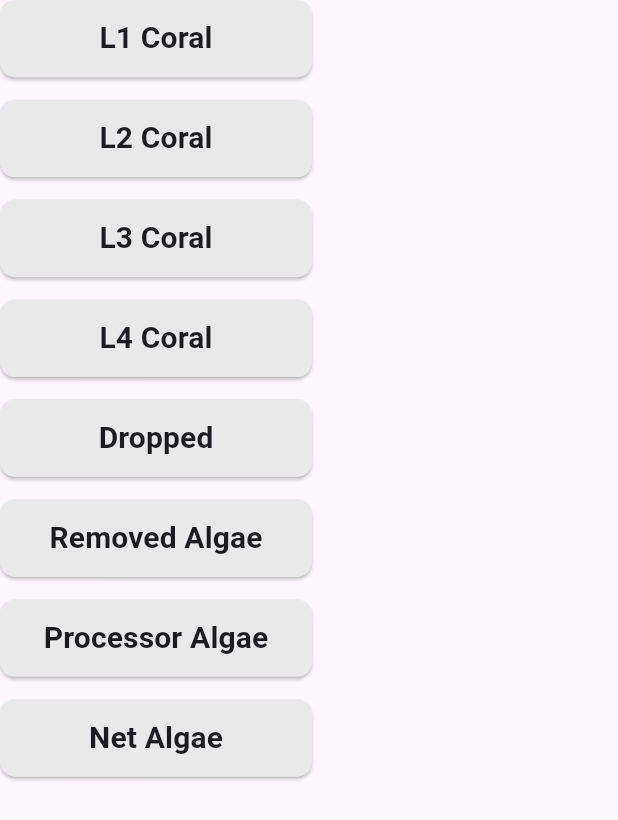
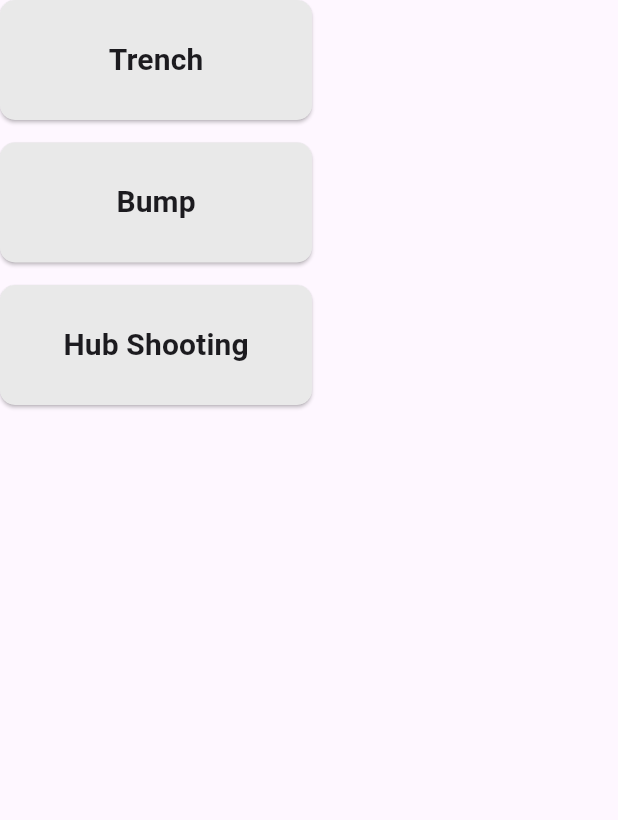
Before and after one commit to team3082/CluckScout, a Flutter app: the GameActionsSidebar widget shown alone on an empty page, opened directly with empty values, on a phone screen of 412 x 824 dp. Shown: the top 820 px of the screen. Run offline on Flutter 3.47's test engine with Material 3 defaults, Android fonts, the phone set to English and light mode, and no system bars; our stand-ins replace shared_preferences, sqflite; missing offline and left inert: dart:ffi; accounts and stored records are empty.

Commit message:
Update game_actions_sidebar.dart

```diff
--- a/lib/screens/scouting_screen/match_screen/widgets/game_actions_sidebar.dart
+++ b/lib/screens/scouting_screen/match_screen/widgets/game_actions_sidebar.dart
@@ -1,5 +1,5 @@
 import 'package:flutter/material.dart';
-import 'package:flutter/services.dart';
+//import 'package:flutter/services.dart';
 import 'package:cluck_scout/model/enums.dart';
 
 class GameActionsSidebar extends StatelessWidget {
@@ -14,56 +14,33 @@ class GameActionsSidebar extends StatelessWidget {
   Widget build(BuildContext context) {
     return Column(
       children: [
+        /*GameActionButton(
+          actionText: "Lvl. 1 Climb",
+          addGameAction: () => addGameAction(ActionType.L1),
+        ),
+        const SizedBox(
+          height: 15,
+        ),*/
         GameActionButton(
-          actionText: "L1 Coral",
-          addGameAction: () => addGameAction(ActionType.coralL1),
+          actionText: "Trench",
+          addGameAction: () => addGameAction(ActionType.Trench),
         ),
         const SizedBox(
           height: 15,
         ),
         GameActionButton(
-          actionText: "L2 Coral",
-          addGameAction: () => addGameAction(ActionType.coralL2),
+          actionText: "Bump",
+          addGameAction: () => addGameAction(ActionType.Bump),
         ),
         const SizedBox(
           height: 15,
         ),
         GameActionButton(
-          actionText: "L3 Coral",
-          addGameAction: () => addGameAction(ActionType.coralL3),
+          actionText: "Hub Shooting",
+          addGameAction: () => addGameAction(ActionType.Hub),
         ),
         const SizedBox(
           height: 15,
-        ),
-        GameActionButton(
-          actionText: "L4 Coral",
-          addGameAction: () => addGameAction(ActionType.coralL4),
-        ),
-        const SizedBox(
-          height: 15,
-        ),
-        GameActionButton(
-          actionText: "Dropped",
-          addGameAction: () => addGameAction(ActionType.dropped),
-        ),
-        const SizedBox(height: 15),
-        GameActionButton(
-          actionText: "Removed Algae",
-          addGameAction: () => addGameAction(ActionType.removeAlgae),
-        ),
-        const SizedBox(
-          height: 15,
-        ),
-        GameActionButton(
-          actionText: "Processor Algae",
-          addGameAction: () => addGameAction(ActionType.processorAlgae),
-        ),
-        const SizedBox(
-          height: 15,
-        ),
-        GameActionButton(
-          actionText: "Net Algae",
-          addGameAction: () => addGameAction(ActionType.netAlgae),
         ),
       ],
     );
@@ -93,7 +70,8 @@ class GameActionButton extends StatelessWidget {
       },
       style: _buttonStyle,
       child: SizedBox(
-        height: 51.6,
+        //height: 51.6,
+        height: 80,
         width: 160,
         child: Center(
           child: Text(
```
